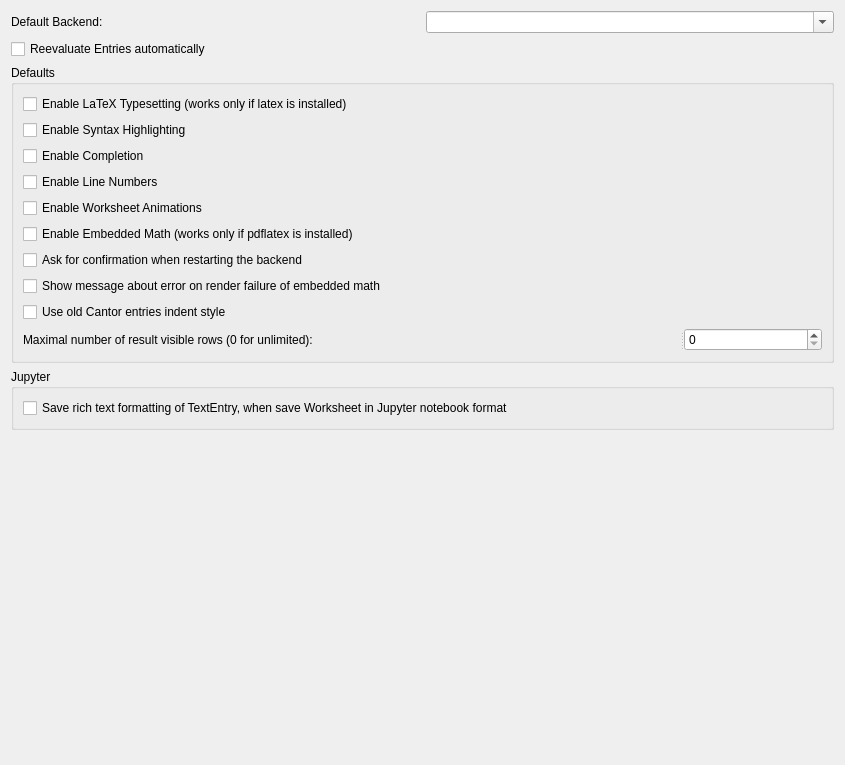
Before: the Qt Designer form src/settings.ui in KDE/cantor, drawn with Qt 5.
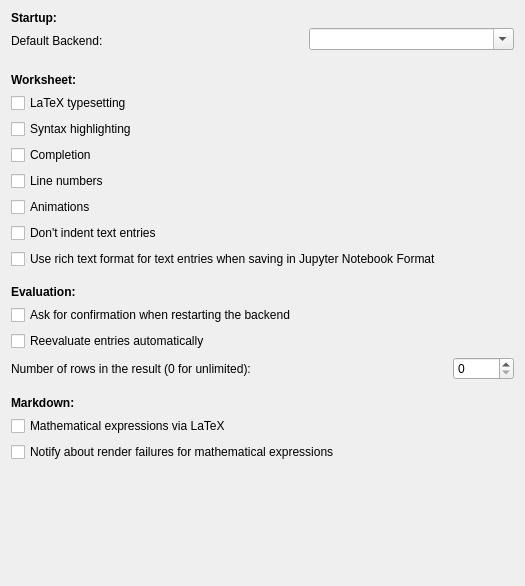
After: the same form once the commit is applied. Custom widgets are drawn as their Qt base class.

Commit message: Improved the layout and texts in the General application settings.

Diff of the .ui file:
```diff
--- a/src/settings.ui
+++ b/src/settings.ui
@@ -6,111 +6,170 @@
    <rect>
     <x>0</x>
     <y>0</y>
-    <width>845</width>
-    <height>765</height>
+    <width>525</width>
+    <height>586</height>
    </rect>
   </property>
-  <layout class="QVBoxLayout" name="verticalLayout_3">
-   <item>
-    <layout class="QHBoxLayout" name="horizontalLayout">
-     <item>
+  <layout class="QGridLayout" name="gridLayout">
+   <item row="0" column="0">
+    <widget class="QLabel" name="label_2">
+     <property name="font">
+      <font>
+       <weight>75</weight>
+       <bold>true</bold>
+      </font>
+     </property>
+     <property name="text">
+      <string>Startup:</string>
+     </property>
+    </widget>
+   </item>
+   <item row="1" column="0">
       <widget class="QLabel" name="label">
        <property name="text">
         <string>Default Backend:</string>
        </property>
       </widget>
      </item>
-     <item>
-      <widget class="KComboBox" name="kcfg_DefaultBackend">
-       <property name="toolTip">
-        <string>On startup, if a default backend is set, create a worksheet for it instead of showing the backend chooser dialog.</string>
-       </property>
-       <property name="editable">
-        <bool>true</bool>
-       </property>
-      </widget>
-     </item>
-    </layout>
+   <item row="1" column="1" colspan="2">
+    <spacer name="horizontalSpacer">
+     <property name="orientation">
+      <enum>Qt::Horizontal</enum>
+     </property>
+     <property name="sizeHint" stdset="0">
+      <size>
+       <width>188</width>
+       <height>20</height>
+      </size>
+     </property>
+    </spacer>
+   </item>
+   <item row="2" column="2">
+    <spacer name="verticalSpacer_3">
+     <property name="orientation">
+      <enum>Qt::Vertical</enum>
+     </property>
+     <property name="sizeType">
+      <enum>QSizePolicy::Fixed</enum>
+     </property>
+     <property name="sizeHint" stdset="0">
+      <size>
+       <width>20</width>
+       <height>10</height>
+      </size>
+     </property>
+    </spacer>
    </item>
-   <item>
-    <widget class="QCheckBox" name="kcfg_AutoEval">
-     <property name="toolTip">
-      <string>When enabled, Cantor will automatically evaluate every entry below the current one.</string>
+   <item row="3" column="0">
+    <widget class="QLabel" name="label_3">
+     <property name="font">
+      <font>
+       <weight>75</weight>
+       <bold>true</bold>
+      </font>
      </property>
      <property name="text">
-      <string>Reevaluate Entries automatically</string>
+      <string>Worksheet:</string>
      </property>
     </widget>
    </item>
-   <item>
-    <layout class="QVBoxLayout" name="verticalLayout">
-     <item>
-      <widget class="QGroupBox" name="groupBox">
-       <property name="title">
-        <string>Defaults</string>
-       </property>
-       <layout class="QVBoxLayout" name="verticalLayout_2">
-        <item>
+   <item row="4" column="0" colspan="2">
          <widget class="QCheckBox" name="kcfg_TypesetDefault">
           <property name="toolTip">
            <string>This is initial value for the session &quot;Typeset using LaTeX&quot; option, which response for allowing rendering some backend output as latex, if supported. For example, Maxima outputs will be rendered via latex, if the option is enabled.</string>
           </property>
           <property name="text">
-           <string>Enable LaTeX Typesetting (works only if latex is installed)</string>
+      <string>LaTeX typesetting</string>
           </property>
          </widget>
         </item>
-        <item>
+   <item row="5" column="0" colspan="2">
          <widget class="QCheckBox" name="kcfg_HighlightDefault">
           <property name="toolTip">
            <string>This is initial value for the session &quot;Syntax Highlighting&quot; option, which response for syntax highlighting inside command entries.</string>
           </property>
           <property name="text">
-           <string>Enable Syntax Highlighting</string>
+      <string>Syntax highlighting</string>
           </property>
          </widget>
         </item>
-        <item>
+   <item row="6" column="0">
          <widget class="QCheckBox" name="kcfg_CompletionDefault">
           <property name="toolTip">
            <string>This is initial value for the session &quot;Completion&quot; option, which response for code autocompletion.</string>
           </property>
           <property name="text">
-           <string>Enable Completion</string>
+      <string>Completion</string>
           </property>
          </widget>
         </item>
-        <item>
+   <item row="7" column="0">
          <widget class="QCheckBox" name="kcfg_ExpressionNumberingDefault">
           <property name="toolTip">
            <string>This is initial value for the session &quot;Line numbers&quot; option, which response for presence of command entries execution numbers.</string>
           </property>
           <property name="text">
-           <string>Enable Line Numbers</string>
+      <string>Line numbers</string>
           </property>
          </widget>
         </item>
-        <item>
+   <item row="8" column="0">
          <widget class="QCheckBox" name="kcfg_AnimationDefault">
           <property name="toolTip">
            <string>This is initial value for the session &quot;Animate Worksheet&quot; option, which response for presence of worksheet animation.</string>
           </property>
           <property name="text">
-           <string>Enable Worksheet Animations</string>
+      <string>Animations</string>
           </property>
          </widget>
         </item>
-        <item>
-         <widget class="QCheckBox" name="kcfg_EmbeddedMathDefault">
+   <item row="9" column="0" colspan="3">
+    <widget class="QCheckBox" name="kcfg_UseOldCantorEntriesIndent">
           <property name="toolTip">
            <string>This is initial value for the session &quot;Embedded Math&quot; option, which response for enabling of rendering math expressions in text and markdown entries.</string>
           </property>
           <property name="text">
-           <string>Enable Embedded Math (works only if pdflatex is installed)</string>
+      <string>Don't indent text entries</string>
           </property>
          </widget>
         </item>
-        <item>
+   <item row="10" column="0" colspan="6">
+    <widget class="QCheckBox" name="kcfg_StoreTextEntryFormatting">
+     <property name="text">
+      <string>Use rich text format for text entries when saving in Jupyter Notebook Format</string>
+     </property>
+    </widget>
+   </item>
+   <item row="11" column="1">
+    <spacer name="verticalSpacer_2">
+     <property name="orientation">
+      <enum>Qt::Vertical</enum>
+     </property>
+     <property name="sizeType">
+      <enum>QSizePolicy::Fixed</enum>
+     </property>
+     <property name="sizeHint" stdset="0">
+      <size>
+       <width>20</width>
+       <height>10</height>
+      </size>
+     </property>
+    </spacer>
+   </item>
+   <item row="12" column="0">
+    <widget class="QLabel" name="label_4">
+     <property name="font">
+      <font>
+       <weight>75</weight>
+       <bold>true</bold>
+      </font>
+     </property>
+     <property name="text">
+      <string>Evaluation:</string>
+     </property>
+    </widget>
+   </item>
+   <item row="13" column="0" colspan="4">
          <widget class="QCheckBox" name="kcfg_WarnAboutSessionRestart">
           <property name="toolTip">
            <string>If disabled, then warning about restart won't appear on pressing of restart button.</string>
@@ -120,39 +179,40 @@
           </property>
          </widget>
         </item>
-        <item>
-         <widget class="QCheckBox" name="kcfg_ShowMathRenderError">
+   <item row="14" column="0" colspan="3">
+    <widget class="QCheckBox" name="kcfg_AutoEval">
           <property name="toolTip">
            <string>If enabled, then on any math render error will appear an information window with error description.</string>
           </property>
           <property name="text">
-           <string>Show message about error on render failure of embedded math</string>
+      <string>Reevaluate entries automatically</string>
           </property>
          </widget>
         </item>
-        <item>
-         <widget class="QCheckBox" name="kcfg_UseOldCantorEntriesIndent">
-          <property name="toolTip">
-           <string>if enabled, then old Cantor entries indent style (all entries left aligned) will be used.</string>
-          </property>
-          <property name="text">
-           <string>Use old Cantor entries indent style</string>
-          </property>
-         </widget>
-        </item>
-        <item>
-         <widget class="QSplitter" name="splitter">
-          <property name="orientation">
-           <enum>Qt::Horizontal</enum>
-          </property>
+   <item row="15" column="0" colspan="4">
           <widget class="QLabel" name="VisibleLinesLimit_label">
            <property name="toolTip">
             <string/>
            </property>
            <property name="text">
-            <string>Maximal number of result visible rows (0 for unlimited):</string>
-           </property>
-          </widget>
+      <string>Number of rows in the result (0 for unlimited):</string>
+     </property>
+    </widget>
+   </item>
+   <item row="15" column="4">
+    <spacer name="horizontalSpacer_2">
+     <property name="orientation">
+      <enum>Qt::Horizontal</enum>
+     </property>
+     <property name="sizeHint" stdset="0">
+      <size>
+       <width>92</width>
+       <height>20</height>
+      </size>
+     </property>
+    </spacer>
+   </item>
+   <item row="15" column="5">
           <widget class="QSpinBox" name="kcfg_VisibleLinesLimit">
            <property name="toolTip">
             <string>Maximal number of visible rows in the result of a command entry. Use 0 to work without limitations.</string>
@@ -164,33 +224,54 @@
             <number>0</number>
            </property>
           </widget>
-         </widget>
-        </item>
-       </layout>
-      </widget>
-     </item>
-     <item>
-      <widget class="QGroupBox" name="groupBox1">
-       <property name="title">
-        <string>Jupyter</string>
-       </property>
-       <layout class="QVBoxLayout" name="verticalLayout_4">
-        <item>
-         <widget class="QCheckBox" name="kcfg_StoreTextEntryFormatting">
+   </item>
+   <item row="16" column="1">
+    <spacer name="verticalSpacer_4">
+     <property name="orientation">
+      <enum>Qt::Vertical</enum>
+     </property>
+     <property name="sizeType">
+      <enum>QSizePolicy::Fixed</enum>
+     </property>
+     <property name="sizeHint" stdset="0">
+      <size>
+       <width>20</width>
+       <height>10</height>
+      </size>
+     </property>
+    </spacer>
+   </item>
+   <item row="17" column="0">
+    <widget class="QLabel" name="label_5">
+     <property name="font">
+      <font>
+       <weight>75</weight>
+       <bold>true</bold>
+      </font>
+     </property>
+     <property name="text">
+      <string>Markdown:</string>
+     </property>
+    </widget>
+   </item>
+   <item row="18" column="0" colspan="3">
+    <widget class="QCheckBox" name="kcfg_EmbeddedMathDefault">
           <property name="toolTip">
            <string>If enable, then Cantor will store rich formatting of text entries on saving to Jupyter notebook format.</string>
           </property>
           <property name="text">
-           <string>Save rich text formatting of TextEntry, when save Worksheet in Jupyter notebook format</string>
+      <string>Mathematical expressions via LaTeX</string>
           </property>
          </widget>
         </item>
-       </layout>
-      </widget>
-     </item>
-    </layout>
-   </item>
-   <item>
+   <item row="19" column="0" colspan="5">
+    <widget class="QCheckBox" name="kcfg_ShowMathRenderError">
+     <property name="text">
+      <string>Notify about render failures for mathematical expressions</string>
+     </property>
+    </widget>
+   </item>
+   <item row="20" column="0">
     <spacer name="verticalSpacer">
      <property name="orientation">
       <enum>Qt::Vertical</enum>
@@ -203,6 +284,16 @@
      </property>
     </spacer>
    </item>
+   <item row="0" column="3" rowspan="3" colspan="3">
+    <widget class="KComboBox" name="kcfg_DefaultBackend">
+     <property name="toolTip">
+      <string>Create a new worksheet for the selected backend system. If none is selected, the user is asked about which system to use on startup.</string>
+     </property>
+     <property name="editable">
+      <bool>true</bool>
+     </property>
+    </widget>
+   </item>
   </layout>
  </widget>
  <customwidgets>
@@ -211,11 +302,6 @@
    <extends>QComboBox</extends>
    <header>kcombobox.h</header>
   </customwidget>
-  <customwidget>
-   <class>KUrlRequester</class>
-   <extends>QWidget</extends>
-   <header>kurlrequester.h</header>
-  </customwidget>
  </customwidgets>
  <resources/>
  <connections/>
```
Left out of the diff: 21 changed lines with no effect on the pictures. Lines whose indentation alone changed are shown as unchanged. The commit also changes 1 other file.
